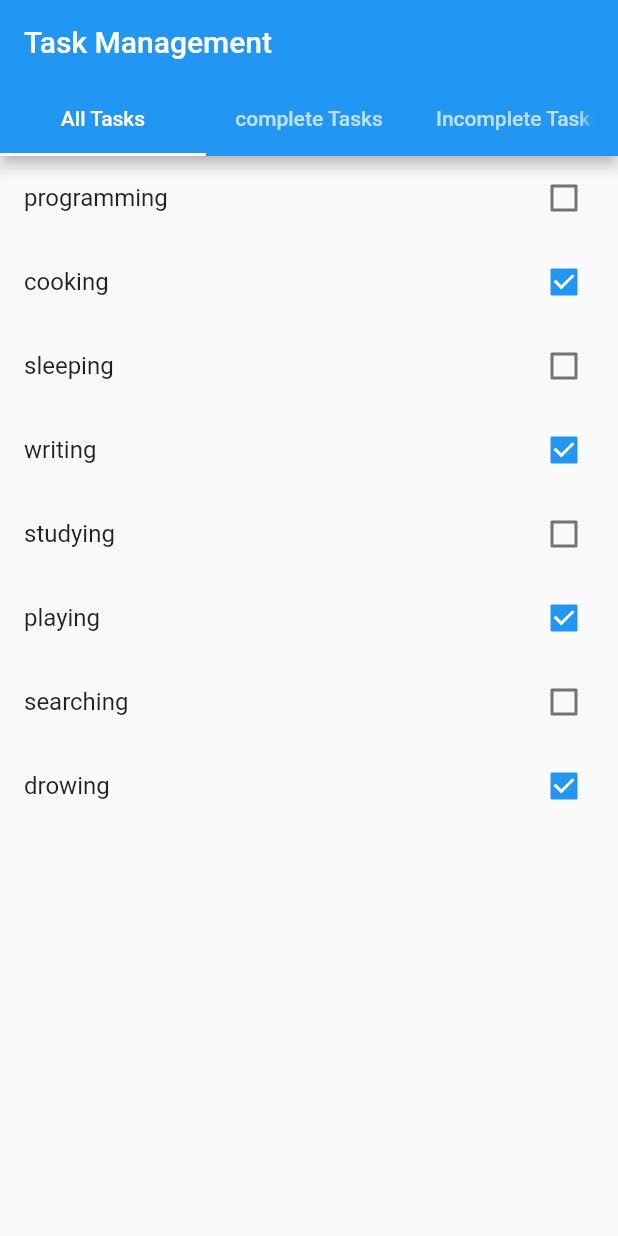
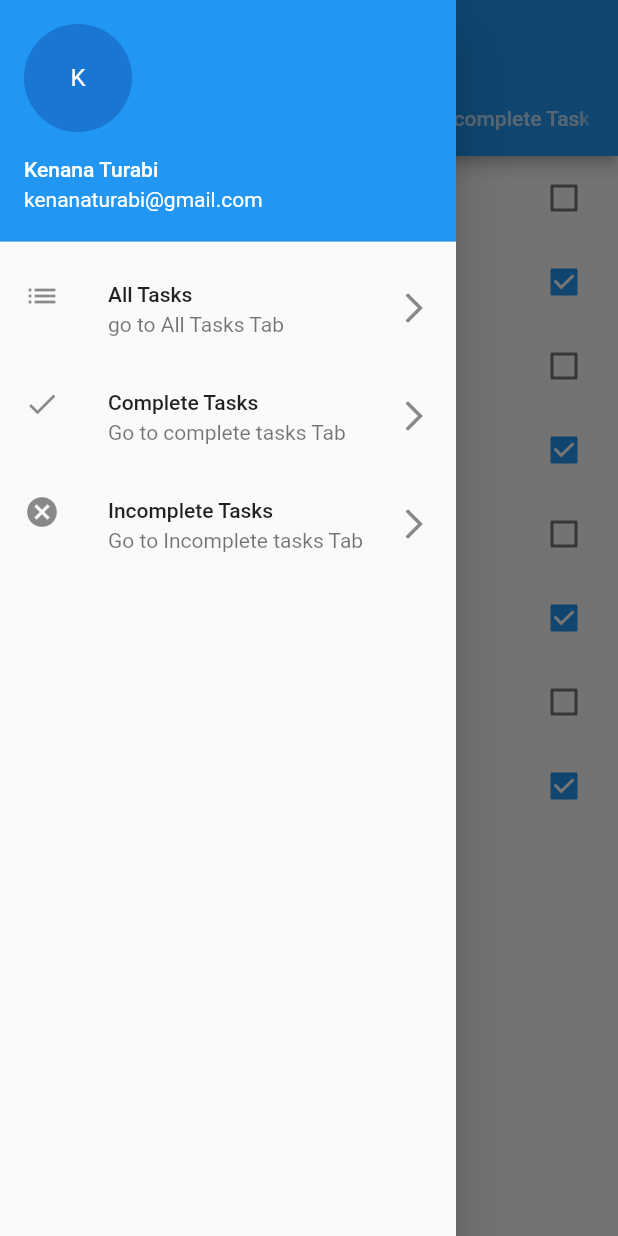
Before and after one commit to KenanaTurabi/FlutterTask2, a Flutter app: the screen it shows after launch, with the side drawer open (before the commit the screen has no drawer), on a phone screen of 412 x 824 dp. Run offline on Flutter 3.47's test engine with Material 2 defaults, Android fonts, the phone set to English and light mode, and no system bars.

```diff
--- a/lib/screens/allScreen.dart
+++ b/lib/screens/allScreen.dart
@@ -4,24 +4,16 @@ import 'package:flutter_application_new/widget/taskWidget.dart';
 
 import '../TaskModel/taskModel.dart';
 
-class Allscreen extends StatefulWidget {
-  @override
-  State<Allscreen> createState() => _AllscreenState();
-}
-
-class _AllscreenState extends State<Allscreen> {
-  void checkTask(TaskModel taskModel) {
-    int index = tasks.indexOf(taskModel);
-    tasks[index].isComplete = !tasks[index].isComplete;
-    setState(() {});
-  }
+class Allscreen extends StatelessWidget {
+  Function function;
+  Allscreen(this.function);
 
   @override
   Widget build(BuildContext context) {
     return ListView.builder(
       itemCount: tasks.length,
       itemBuilder: (context, index) {
-        return TaskWidget(tasks[index], checkTask);
+        return TaskWidget(tasks[index], function);
       },
     );
   }
--- a/lib/task_management/main_task_screen.dart
+++ b/lib/task_management/main_task_screen.dart
@@ -5,27 +5,99 @@ import 'package:flutter_application_new/screens/allScreen.dart';
 import 'package:flutter_application_new/screens/completeScreen.dart';
 import 'package:flutter_application_new/screens/incompleteScreen.dart';
 
-class MainTaskScreen extends StatelessWidget {
+import '../TaskModel/taskModel.dart';
+import '../data/dummyDate.dart';
+
+class MainTaskScreen extends StatefulWidget {
+  @override
+  State<MainTaskScreen> createState() => _MainTaskScreenState();
+}
+
+class _MainTaskScreenState extends State<MainTaskScreen>
+    with SingleTickerProviderStateMixin {
+  //we can't use 2 extends also we will not use implements coz we wont make override to any method
+  //so we have to use with which differnce from extends that the relation not inheitence its like frindship
+
+  void checkTask(TaskModel taskModel) {
+    int index = tasks.indexOf(taskModel);
+    tasks[index].isComplete = !tasks[index].isComplete;
+    setState(() {});
+  }
+
+  late TabController tabController;
+  initalizeTabController() {
+    tabController = TabController(
+        length: 3, vsync: this); //tabController explect needs statefull class
+  }
+
+  @override
+  void initState() {
+    // TODO: implement initState
+    super.initState();
+    initalizeTabController();
+  }
+
   @override
   Widget build(BuildContext context) {
-    return DefaultTabController(
-      length: 3,
-      child: Scaffold(
+    return Scaffold(
+        drawer: Drawer(
+          child: Column(children: [
+            /*
+            Container(
+              child: Image.asset('images/img5.jpg', fit: BoxFit.cover),
+              color: Colors.blue,
+              height: 200,
+              width: 600,
+            ),
+            */
+            UserAccountsDrawerHeader(
+              accountName: Text('Kenana Turabi'),
+              accountEmail: Text('kenanaturabi@gmail.com'),
+              currentAccountPicture: CircleAvatar(child: Text('K')),
+            ),
+            ListTile(
+              onTap: () {
+                tabController.animateTo(0);
+              },
+              title: Text('All Tasks'),
+              subtitle: Text("go to All Tasks Tab"),
+              leading: Icon(Icons.list),
+              trailing: Icon(Icons.arrow_forward_ios),
+            ),
+            ListTile(
+              title: Text('Complete Tasks'),
+              subtitle: Text('Go to complete tasks Tab'),
+              leading: Icon(Icons.done),
+              trailing: Icon(Icons.arrow_forward_ios),
+              onTap: () {
+                tabController.animateTo(1);
+              },
+            ),
+            ListTile(
+                title: Text('Incomplete Tasks'),
+                subtitle: Text('Go to Incomplete tasks Tab'),
+                leading: Icon(Icons.cancel),
+                trailing: Icon(Icons.arrow_forward_ios),
+                onTap: () {
+                  tabController.animateTo(2);
+                }),
+          ]),
+        ),
         appBar: AppBar(
           title: Text('Task Management'),
-            bottom: TabBar(tabs: [
+          bottom: TabBar(controller: tabController, tabs: [
             Tab(text: 'All Tasks'),
             Tab(text: 'complete Tasks'),
             Tab(text: 'Incomplete Tasks'),
           ]),
         ),
         body: TabBarView(
+          controller: tabController,
           children: [
-              Allscreen(),
-              CompleteScreen(),
-              IncompleteScreen(),
+            Allscreen(checkTask),
+            CompleteScreen(checkTask),
+            IncompleteScreen(checkTask),
           ],
-          )),
-    );
+        ));
   }
 }
```
Also changed, not shown: lib/screens/completeScreen.dart (+4 -12 lines), lib/screens/incompleteScreen.dart (+4 -12 lines). Lines whose indentation alone changed are shown as unchanged.
